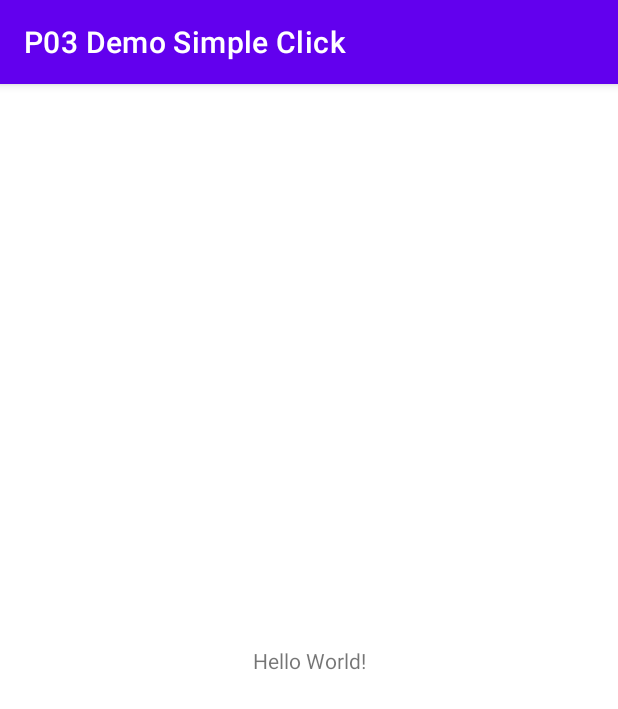
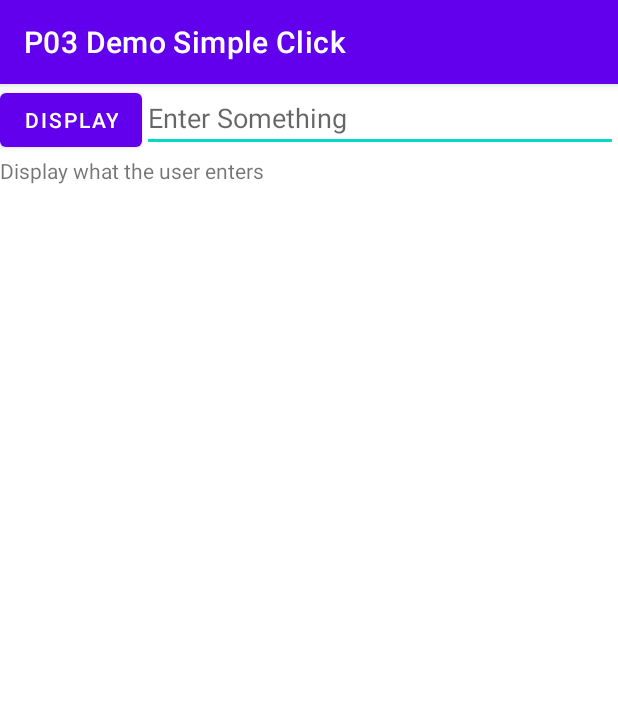
Before and after one commit to xixin90/P03DemoSimpleClick, an Android app: the screen it shows after launch (MainActivity), on a phone screen of 412 x 824 dp. Shown: the top 709 px of the screen. Run offline under Robolectric (Android 15) with nearby library versions, the phone set to English and light mode, and no system bars.

Commit message:
phase 1 (L02 revision)

```diff
--- a/app/src/main/java/sg/edu/rp/c346/id20019652/p03demosimpleclick/MainActivity.java
+++ b/app/src/main/java/sg/edu/rp/c346/id20019652/p03demosimpleclick/MainActivity.java
@@ -3,12 +3,23 @@ package sg.edu.rp.c346.id20019652.p03demosimpleclick;
 import androidx.appcompat.app.AppCompatActivity;
 
 import android.os.Bundle;
+import android.widget.Button;
+import android.widget.EditText;
+import android.widget.TextView;
 
 public class MainActivity extends AppCompatActivity {
+
+    TextView tvDisplay;
+    Button btnDisplay;
+    EditText etInput;
 
     @Override
     protected void onCreate(Bundle savedInstanceState) {
         super.onCreate(savedInstanceState);
         setContentView(R.layout.activity_main);
+
+        tvDisplay = findViewById(R.id.textViewDisplay);
+        btnDisplay = findViewById(R.id.buttonDisplay);
+        etInput = findViewById(R.id.editTextInput);
     }
 }
--- a/app/src/main/res/layout/activity_main.xml
+++ b/app/src/main/res/layout/activity_main.xml
@@ -1,18 +1,34 @@
 <?xml version="1.0" encoding="utf-8"?>
-<androidx.constraintlayout.widget.ConstraintLayout xmlns:android="http://schemas.android.com/apk/res/android"
-    xmlns:app="http://schemas.android.com/apk/res-auto"
-    xmlns:tools="http://schemas.android.com/tools"
+<LinearLayout xmlns:android="http://schemas.android.com/apk/res/android"
     android:layout_width="match_parent"
     android:layout_height="match_parent"
-    tools:context=".MainActivity">
+    android:orientation="vertical">
+
+
+    <LinearLayout
+        android:layout_width="match_parent"
+        android:layout_height="wrap_content"
+        android:orientation="horizontal">
+
+        <Button
+            android:id="@+id/buttonDisplay"
+            android:layout_width="wrap_content"
+            android:layout_height="wrap_content"
+            android:text="@string/display_button" />
+
+        <EditText
+            android:id="@+id/editTextInput"
+            android:layout_width="match_parent"
+            android:layout_height="wrap_content"
+            android:autofillHints=""
+            android:ems="10"
+            android:hint="@string/enter_something"
+            android:inputType="textPersonName" />
+    </LinearLayout>
 
     <TextView
-        android:layout_width="wrap_content"
+        android:id="@+id/textViewDisplay"
+        android:layout_width="match_parent"
         android:layout_height="wrap_content"
-        android:text="Hello World!"
-        app:layout_constraintBottom_toBottomOf="parent"
-        app:layout_constraintLeft_toLeftOf="parent"
-        app:layout_constraintRight_toRightOf="parent"
-        app:layout_constraintTop_toTopOf="parent" />
-
-</androidx.constraintlayout.widget.ConstraintLayout>
+        android:text="@string/display_input" />
+</LinearLayout>
--- a/app/src/main/res/values/strings.xml
+++ b/app/src/main/res/values/strings.xml
@@ -1,3 +1,6 @@
 <resources>
     <string name="app_name">P03 Demo Simple Click</string>
+    <string name="enter_something">Enter Something</string>
+    <string name="display_button">Display</string>
+    <string name="display_input">Display what the user enters</string>
 </resources>
```
